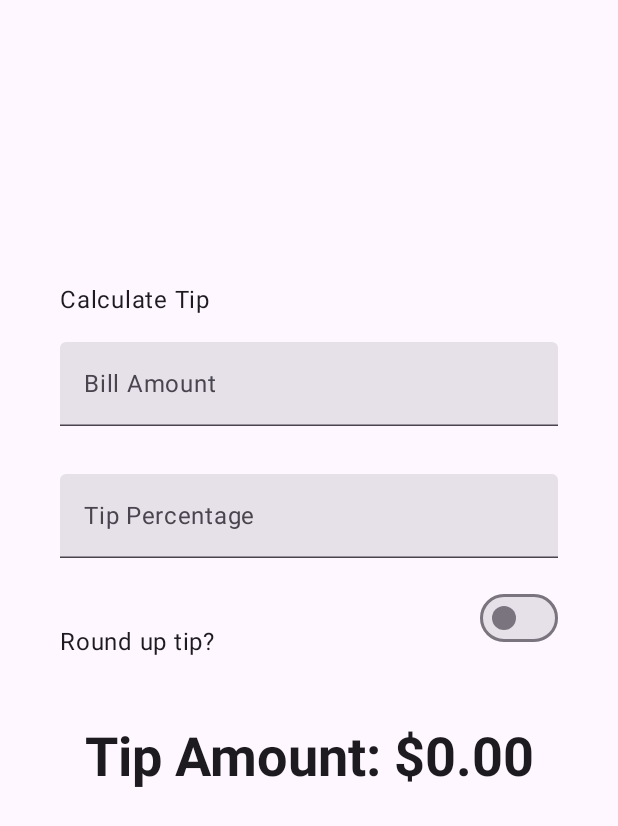
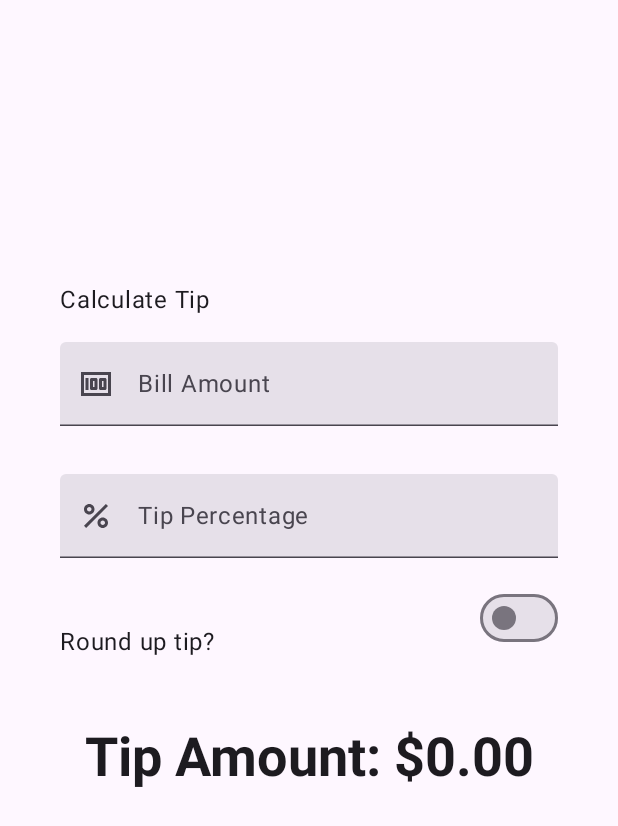
Before and after one commit to abeni-al7/TipCalculator, an Android app built with Jetpack Compose: the screen it shows after launch (MainActivity), on a phone screen of 412 x 824 dp. Shown: the top 826 px of the screen. Run offline under Robolectric (Android 15) with nearby library versions, the phone set to English and light mode, and no system bars.

Commit message:
Add icons to the input fields to improve clarity

```diff
--- a/app/src/main/java/com/example/tipcalculator/MainActivity.kt
+++ b/app/src/main/java/com/example/tipcalculator/MainActivity.kt
@@ -19,6 +19,7 @@ import android.os.Bundle
 import androidx.activity.ComponentActivity
 import androidx.activity.compose.setContent
 import androidx.activity.enableEdgeToEdge
+import androidx.annotation.DrawableRes
 import androidx.annotation.StringRes
 import androidx.compose.foundation.layout.Arrangement
 import androidx.compose.foundation.layout.Column
@@ -35,6 +36,7 @@ import androidx.compose.foundation.layout.wrapContentWidth
 import androidx.compose.foundation.rememberScrollState
 import androidx.compose.foundation.text.KeyboardOptions
 import androidx.compose.foundation.verticalScroll
+import androidx.compose.material3.Icon
 import androidx.compose.material3.MaterialTheme
 import androidx.compose.material3.Surface
 import androidx.compose.material3.Switch
@@ -48,6 +50,7 @@ import androidx.compose.runtime.mutableStateOf
 import androidx.compose.runtime.remember
 import androidx.compose.ui.Alignment
 import androidx.compose.ui.Modifier
+import androidx.compose.ui.res.painterResource
 import androidx.compose.ui.res.stringResource
 import androidx.compose.ui.text.input.ImeAction
 import androidx.compose.ui.text.input.KeyboardType
@@ -99,6 +102,7 @@ fun TipTimeLayout() {
         )
         EditNumberField(
             label = R.string.bill_amount,
+            leadingIcon = R.drawable.money,
             keyboardOptions = KeyboardOptions.Default.copy(
                 keyboardType = KeyboardType.Number,
                 imeAction = ImeAction.Next
@@ -111,6 +115,7 @@ fun TipTimeLayout() {
         )
         EditNumberField(
             label = R.string.how_was_the_service,
+            leadingIcon = R.drawable.percent,
             keyboardOptions = KeyboardOptions.Default.copy(
                 keyboardType = KeyboardType.Number,
                 imeAction = ImeAction.Done
@@ -135,6 +140,7 @@ fun TipTimeLayout() {
 @Composable
 fun EditNumberField(
     @StringRes label: Int,
+    @DrawableRes leadingIcon: Int,
     keyboardOptions: KeyboardOptions,
     value: String,
     onValueChange: (String) -> Unit,
@@ -142,6 +148,7 @@ fun EditNumberField(
 ) {
     TextField(
         value = value,
+        leadingIcon = { Icon(painter = painterResource(id = leadingIcon), null) },
         onValueChange = onValueChange,
         modifier = modifier,
         label = { Text(stringResource(label)) },
--- /dev/null
+++ b/app/src/main/res/drawable/money.xml
@@ -0,0 +1,22 @@
+<!--
+  ~ Copyright (C) 2023 The Android Open Source Project
+  ~
+  ~ Licensed under the Apache License, Version 2.0 (the "License");
+  ~ you may not use this file except in compliance with the License.
+  ~ You may obtain a copy of the License at
+  ~
+  ~      https://www.apache.org/licenses/LICENSE-2.0
+  ~
+  ~ Unless required by applicable law or agreed to in writing, software
+  ~ distributed under the License is distributed on an "AS IS" BASIS,
+  ~ WITHOUT WARRANTIES OR CONDITIONS OF ANY KIND, either express or implied.
+  ~ See the License for the specific language governing permissions and
+  ~ limitations under the License.
+  -->
+
+<vector android:height="24dp" android:tint="#000000"
+    android:viewportHeight="24" android:viewportWidth="24"
+    android:width="24dp" xmlns:android="http://schemas.android.com/apk/res/android">
+    <path android:fillColor="@android:color/white" android:pathData="M5,8h2v8L5,16zM12,8L9,8c-0.55,0 -1,0.45 -1,1v6c0,0.55 0.45,1 1,1h3c0.55,0 1,-0.45 1,-1L13,9c0,-0.55 -0.45,-1 -1,-1zM11,14h-1v-4h1v4zM18,8h-3c-0.55,0 -1,0.45 -1,1v6c0,0.55 0.45,1 1,1h3c0.55,0 1,-0.45 1,-1L19,9c0,-0.55 -0.45,-1 -1,-1zM17,14h-1v-4h1v4z"/>
+    <path android:fillColor="@android:color/white" android:pathData="M2,4v16h20L22,4L2,4zM4,18L4,6h16v12L4,18z"/>
+</vector>
--- /dev/null
+++ b/app/src/main/res/drawable/percent.xml
@@ -0,0 +1,23 @@
+<!--
+  ~ Copyright (C) 2023 The Android Open Source Project
+  ~
+  ~ Licensed under the Apache License, Version 2.0 (the "License");
+  ~ you may not use this file except in compliance with the License.
+  ~ You may obtain a copy of the License at
+  ~
+  ~      https://www.apache.org/licenses/LICENSE-2.0
+  ~
+  ~ Unless required by applicable law or agreed to in writing, software
+  ~ distributed under the License is distributed on an "AS IS" BASIS,
+  ~ WITHOUT WARRANTIES OR CONDITIONS OF ANY KIND, either express or implied.
+  ~ See the License for the specific language governing permissions and
+  ~ limitations under the License.
+  -->
+
+<vector android:height="24dp" android:tint="#000000"
+    android:viewportHeight="24" android:viewportWidth="24"
+    android:width="24dp" xmlns:android="http://schemas.android.com/apk/res/android">
+    <path android:fillColor="@android:color/white" android:pathData="M7.5,11C9.43,11 11,9.43 11,7.5S9.43,4 7.5,4S4,5.57 4,7.5S5.57,11 7.5,11zM7.5,6C8.33,6 9,6.67 9,7.5S8.33,9 7.5,9S6,8.33 6,7.5S6.67,6 7.5,6z"/>
+    <path android:fillColor="@android:color/white" android:pathData="M4.0025,18.5831l14.5875,-14.5875l1.4142,1.4142l-14.5875,14.5875z"/>
+    <path android:fillColor="@android:color/white" android:pathData="M16.5,13c-1.93,0 -3.5,1.57 -3.5,3.5s1.57,3.5 3.5,3.5s3.5,-1.57 3.5,-3.5S18.43,13 16.5,13zM16.5,18c-0.83,0 -1.5,-0.67 -1.5,-1.5s0.67,-1.5 1.5,-1.5s1.5,0.67 1.5,1.5S17.33,18 16.5,18z"/>
+</vector>
```
